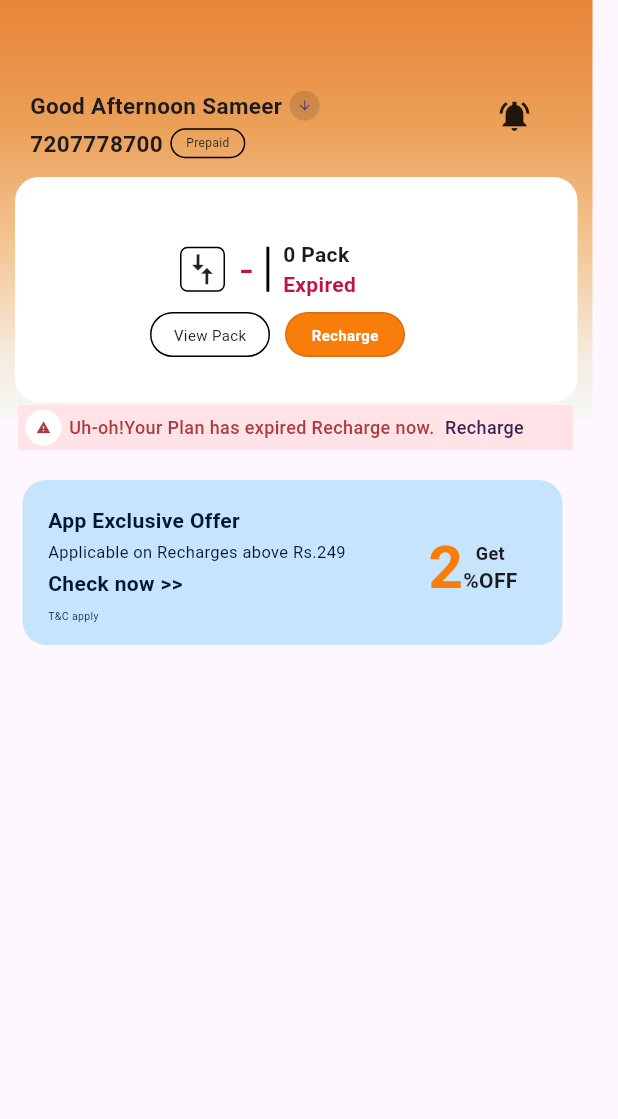
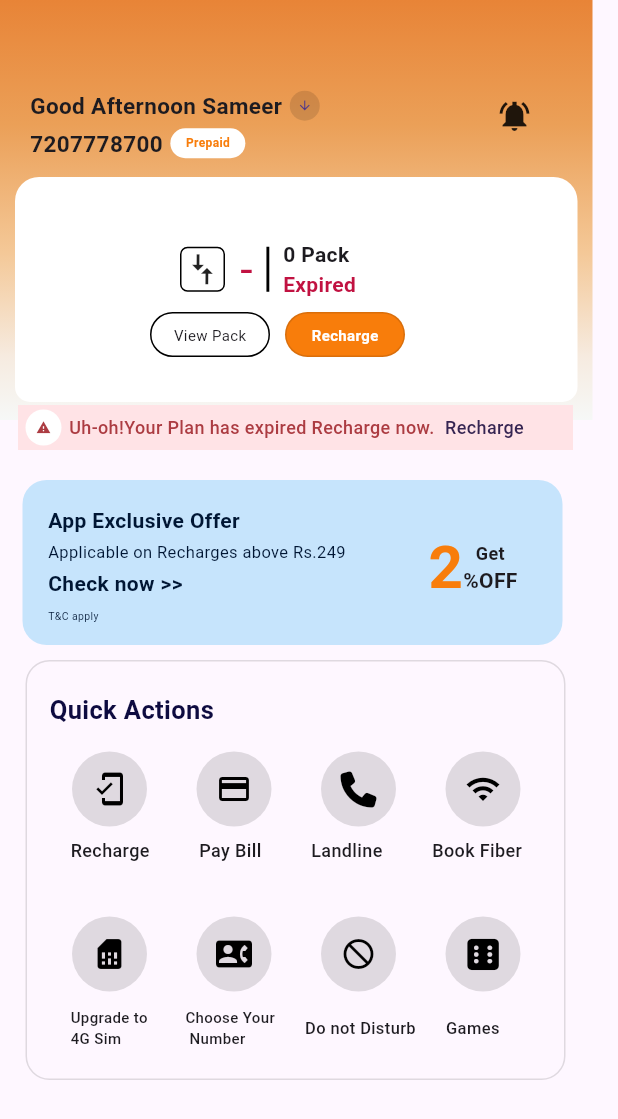
Before and after one commit to Sameerbrundavanam/Task, a Flutter app: the screen it shows after launch, on a phone screen of 412 x 824 dp. Shown: the top 1119 px of the screen. Run offline on Flutter 3.47's test engine with Material 3 defaults, Android fonts, the phone set to English and light mode, and no system bars; our stand-ins replace font_awesome_flutter.

Commit message:
Task Done

```diff
--- a/lib/Screens/home_screen.dart
+++ b/lib/Screens/home_screen.dart
@@ -1,4 +1,5 @@
 import 'package:flutter/material.dart';
+import 'package:font_awesome_flutter/font_awesome_flutter.dart';
 class HomeScreen extends StatefulWidget {
   const HomeScreen({super.key});
 
@@ -87,12 +88,13 @@ class _HomeScreenState extends State<HomeScreen> {
                               width: 50,
                               decoration: BoxDecoration(
                                 borderRadius: BorderRadius.circular(16.0),
-                                border: Border.all(
-                                  color: Colors.black,
-                                )
+                                color: Colors.white,
+                                // border: Border.all(
+                                //   color: Colors.black,
+                                // )
                               ),
                               child: Center(
-                                child: Text("Prepaid",style: TextStyle(fontSize: 8),),
+                                child: Text("Prepaid",style: TextStyle(fontSize: 8,color: Color(0XFFf87d0b),fontWeight: FontWeight.bold),),
                               ),
                             ),
                           ],
@@ -106,8 +108,8 @@ class _HomeScreenState extends State<HomeScreen> {
                           height: 150,
                           width: 300,
                           decoration: BoxDecoration(
-                            borderRadius: BorderRadius.circular(16.0),
-                            color: Colors.white
+                            borderRadius: BorderRadius.only(topRight: Radius.circular(16.0),topLeft: Radius.circular(16.0),bottomLeft: Radius.circular(10.0),bottomRight: Radius.circular(10.0)),
+                            color: Colors.white,
                           ),
                           child: Stack(
                             children: [
@@ -320,6 +322,93 @@ class _HomeScreenState extends State<HomeScreen> {
                   ),
                 ),
               ),
+              Positioned(
+                top: 440,
+                left: 17,
+                child: Container(
+                  height: 280,
+                  width: 360,
+                  decoration: BoxDecoration(
+                    borderRadius: BorderRadius.circular(16.0),
+                    border: Border.all(
+                      width: 1.0,
+                      color: Colors.black12,
+                    ),
+                  ),
+                  child: Stack(
+                    children: [
+                      Positioned(
+                        top: 20,
+                        left: 15,
+                        child: Text("Quick Actions",style: TextStyle(color: Color(0XFF0e0b40),fontWeight: FontWeight.bold,fontSize: 17),),
+                      ),
+                      Positioned(
+                        top: 60,
+                        left: 30,
+                        child: Row(
+                          children: [
+                            buildAvatar(Icons.mobile_friendly),
+                            SizedBox(width: 33,),
+                            buildAvatar(Icons.payment),
+                            SizedBox(width: 33,),
+                            buildAvatar(FontAwesomeIcons.phone),
+                            SizedBox(width: 33,),
+                            buildAvatar(Icons.wifi),
+                            SizedBox(width: 33,),
+                          ],
+                        ),
+                      ),
+                      Positioned(
+                        top: 117,
+                        left: 29,
+                        child: Row(
+                          children: [
+                            Text("Recharge",style: TextStyle(fontSize: 12,fontWeight: FontWeight.w500),),
+                            SizedBox(width: 33,),
+                            Text("Pay Bill",style: TextStyle(fontSize: 12,fontWeight: FontWeight.w500),),
+                            SizedBox(width: 33,),
+                            Text("Landline",style: TextStyle(fontSize: 12,fontWeight: FontWeight.w500),),
+                            SizedBox(width: 33,),
+                            Text("Book Fiber",style: TextStyle(fontSize: 12,fontWeight: FontWeight.w500),),
+                            SizedBox(width: 10,),
+                          ],
+                        ),
+                      ),
+                      Positioned(
+                        top: 170,
+                        left: 30,
+                        child: Row(
+                          children: [
+                            buildAvatar(Icons.sim_card),
+                            SizedBox(width: 33,),
+                            buildAvatar(Icons.contact_phone),
+                            SizedBox(width: 33,),
+                            buildAvatar(Icons.do_not_disturb),
+                            SizedBox(width: 33,),
+                            buildAvatar(FontAwesomeIcons.diceSix),
+                            SizedBox(width: 33,),
+                          ],
+                        ),
+                      ),
+                      Positioned(
+                        top: 230,
+                        left: 29,
+                        child: Row(
+                          children: [
+                            Text("Upgrade to\n4G Sim",style: TextStyle(fontSize: 10,fontWeight: FontWeight.w500),),
+                            SizedBox(width: 25,),
+                            Text("Choose Your\n Number",style: TextStyle(fontSize: 10,fontWeight: FontWeight.w500),),
+                            SizedBox(width: 20,),
+                            Text("Do not Disturb",style: TextStyle(fontSize: 11,fontWeight: FontWeight.w500),),
+                            SizedBox(width: 20,),
+                            Text("Games",style: TextStyle(fontSize: 11,fontWeight: FontWeight.w500),),
+                          ],
+                        ),
+                      ),
+                    ],
+                  ),
+                ),
+              ),
             ],
           ),
         ),
@@ -327,3 +416,10 @@ class _HomeScreenState extends State<HomeScreen> {
     );
   }
 }
+Widget buildAvatar(IconData data){
+  return CircleAvatar(
+    radius: 25,
+    backgroundColor: Colors.black12,
+    child: Icon(data,color: Colors.black,),
+  );
+}
--- a/pubspec.yaml
+++ b/pubspec.yaml
@@ -30,6 +30,7 @@ environment:
 dependencies:
   flutter:
     sdk: flutter
+  font_awesome_flutter: ^10.8.0
 
   # The following adds the Cupertino Icons font to your application.
   # Use with the CupertinoIcons class for iOS style icons.
```
Also changed, not shown: pubspec.lock.
